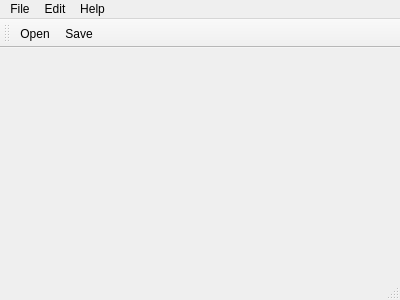
Before: the Qt Designer form mainwindow.ui in mrzl/EntwicklungMultimediasystemeBeleg, drawn with Qt 5.
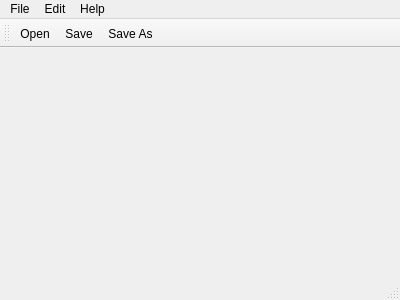
After: the same form once the commit is applied. Icons and pictures are not drawn.

```diff
--- a/mainwindow.ui
+++ b/mainwindow.ui
@@ -68,6 +68,7 @@
    </attribute>
    <addaction name="openImageAction"/>
    <addaction name="saveImageAction"/>
+   <addaction name="saveImageAsAction"/>
   </widget>
   <action name="openImageAction">
    <property name="enabled">
@@ -156,6 +157,15 @@
     <string>Open Dialog</string>
    </property>
   </action>
+  <action name="saveImageAsAction">
+   <property name="icon">
+    <iconset resource="rescource.qrc">
+     <normaloff>:/rescource/icons/document-save-all.png</normaloff>:/rescource/icons/document-save-all.png</iconset>
+   </property>
+   <property name="text">
+    <string>Save As</string>
+   </property>
+  </action>
  </widget>
  <layoutdefault spacing="6" margin="11"/>
  <resources/>
```
Left out of the diff: 42 changed lines with no effect on the pictures.
